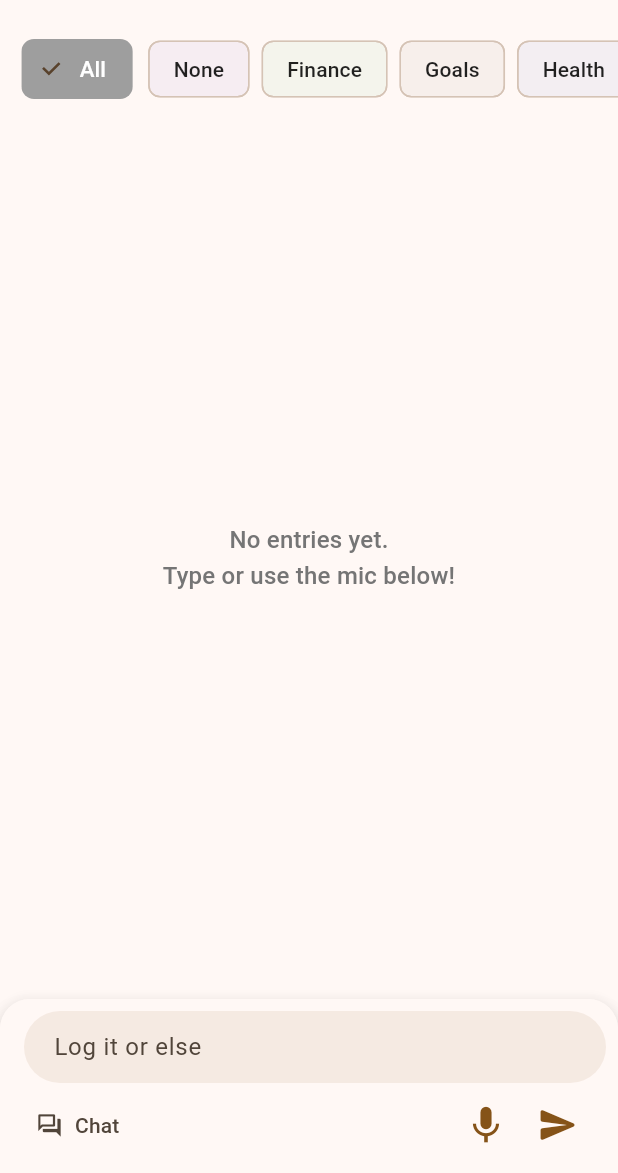
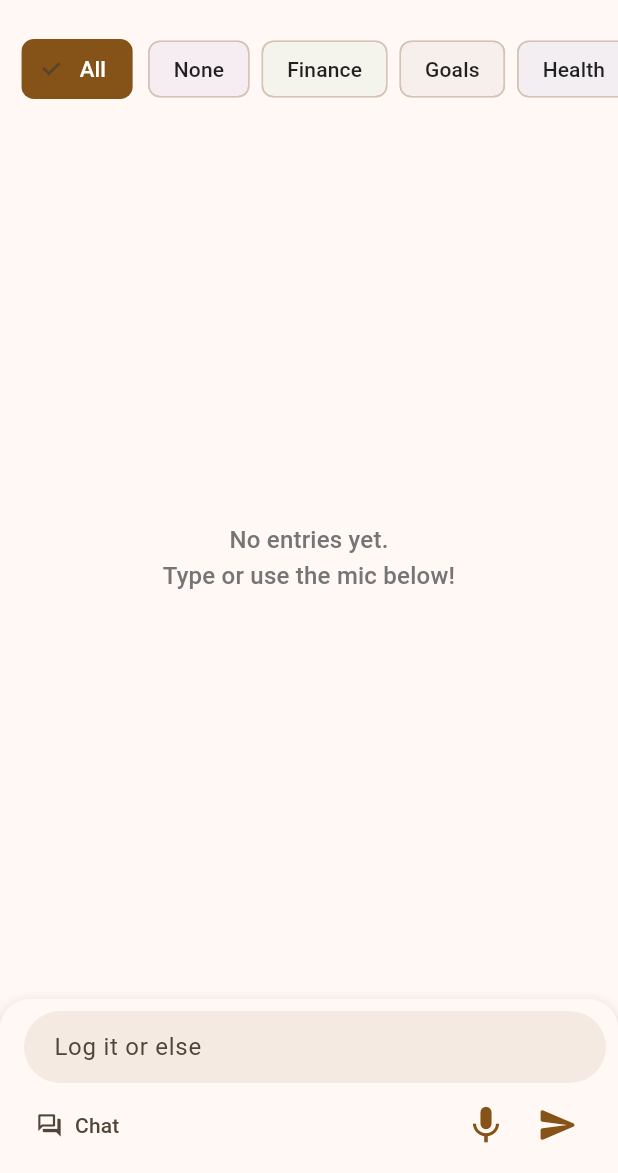
Before and after one commit to AndrewBert/log-everything, a Flutter app: the screen it shows after launch, item 2 of the bottom bar chosen, on a phone screen of 412 x 824 dp, the part 63-1236 px from its top. Run offline on Flutter 3.47's test engine with Material 3 defaults, Android fonts, the phone set to English and light mode, and no system bars; our stand-ins replace clock, equatable, flutter_bloc, flutter_dotenv, flutter_markdown, get_it and 3 more; missing offline and left inert: record; network calls fail.

Commit message:
feat: Update selected color for 'All' chip to match app bar primary color

```diff
--- a/lib/widgets/filter_section.dart
+++ b/lib/widgets/filter_section.dart
@@ -55,7 +55,8 @@ class FilterSection extends StatelessWidget {
                     selected: state.filterCategory == null,
                     label: const Text('All'),
                     backgroundColor: Colors.grey.withValues(alpha: 0.12),
-                    selectedColor: Colors.grey,
+                    // CP: Use primary color for selectedColor to match app bar 'Log'
+                    selectedColor: Theme.of(context).colorScheme.primary,
                     labelStyle: TextStyle(
                       color:
                           state.filterCategory == null
```
